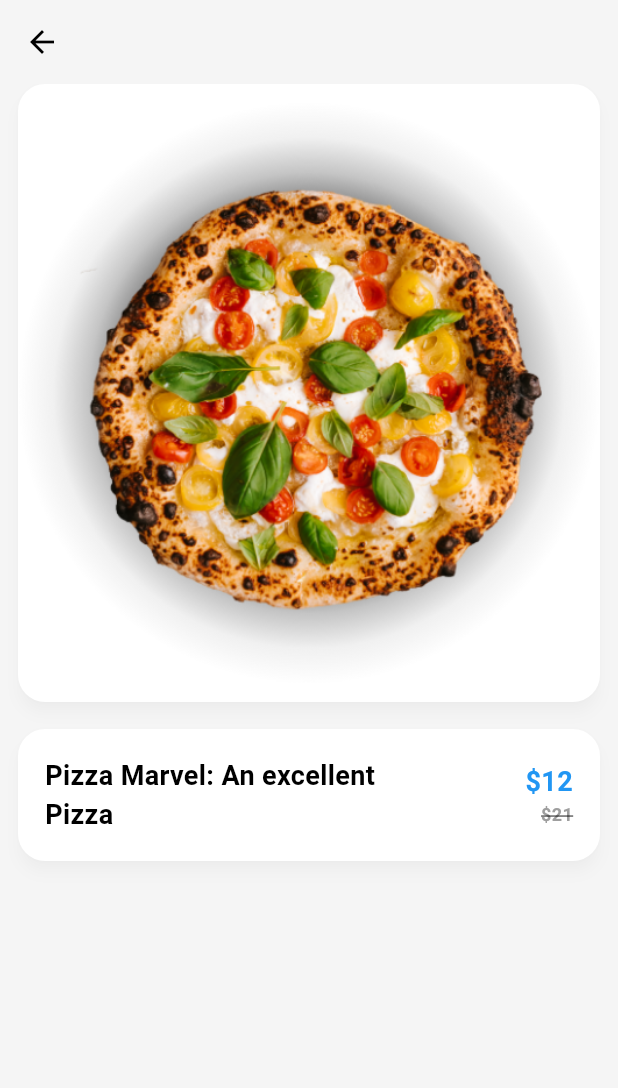
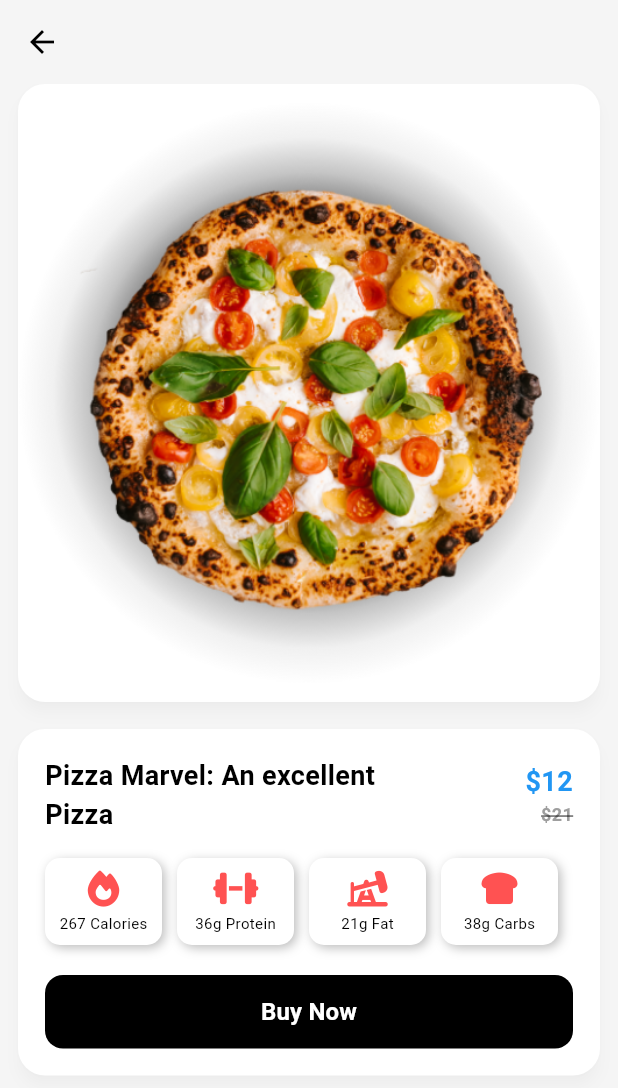
Before and after one commit to SubhanAli94/Pizza-App, a Flutter app: the DetailsScreen screen opened directly, on a phone screen of 412 x 824 dp. Shown: the top 1088 px of the screen. Run offline on Flutter 3.47's test engine with Material 3 defaults, Android fonts, the phone set to English and light mode, and no system bars; our stand-ins replace bloc, cloud_firestore, equatable, firebase_auth, firebase_core, flutter_bloc and 2 more; accounts and stored records are empty.

Commit message:
Details Screen UI implementation is complete.

```diff
--- a/lib/screens/home/views/details_screen.dart
+++ b/lib/screens/home/views/details_screen.dart
@@ -1,4 +1,7 @@
+import 'package:flutter/cupertino.dart';
 import 'package:flutter/material.dart';
+import 'package:font_awesome_flutter/font_awesome_flutter.dart';
+import 'package:pizza_app/components/macro.dart';
 
 class DetailsScreen extends StatelessWidget {
   const DetailsScreen({super.key});
@@ -10,7 +13,8 @@ class DetailsScreen extends StatelessWidget {
       appBar: AppBar(
         backgroundColor: Theme.of(context).colorScheme.background,
       ),
-      body: Padding(
+      body: Expanded(
+        child: Padding(
           padding: const EdgeInsets.symmetric(horizontal: 12.0),
           child: Column(
             children: [
@@ -38,14 +42,17 @@ class DetailsScreen extends StatelessWidget {
                 child: Padding(
                   padding: const EdgeInsets.symmetric(
                       horizontal: 18.0, vertical: 18.0),
-                child: Row(
+                  child: Column(
+                    children: [
+                      Row(
                         mainAxisAlignment: MainAxisAlignment.spaceBetween,
                         children: [
                           Expanded(
                             flex: 2,
                             child: Text('Pizza Marvel: An excellent Pizza',
                                 style: TextStyle(
-                              fontSize: 18.0, fontWeight: FontWeight.bold)),
+                                    fontSize: 18.0,
+                                    fontWeight: FontWeight.bold)),
                           ),
                           Expanded(
                             child: Column(
@@ -72,11 +79,76 @@ class DetailsScreen extends StatelessWidget {
                           ),
                         ],
                       ),
+                      SizedBox(
+                        height: 16,
+                      ),
+                      Row(
+                        mainAxisAlignment: MainAxisAlignment.center,
+                        children: [
+                          MyMacroWidget(
+                              title: 'Calories',
+                              value: 267,
+                              icon: FontAwesomeIcons.fire),
+                          SizedBox(
+                            width: 10,
+                          ),
+                          MyMacroWidget(
+                              title: 'Protein',
+                              value: 36,
+                              icon: FontAwesomeIcons.dumbbell),
+                          SizedBox(
+                            width: 10,
+                          ),
+                          MyMacroWidget(
+                              title: 'Fat',
+                              value: 21,
+                              icon: FontAwesomeIcons.oilWell),
+                          SizedBox(
+                            width: 10,
+                          ),
+                          MyMacroWidget(
+                              title: 'Carbs',
+                              value: 38,
+                              icon: FontAwesomeIcons.breadSlice),
+                          SizedBox(
+                            width: 10,
+                          ),
+                        ],
+                      ),
+                      SizedBox(
+                        height: 20,
+                      ),
+                      SizedBox(
+                        width: MediaQuery.of(context).size.width,
+                        child: TextButton(
+                            onPressed: () {},
+                            style: TextButton.styleFrom(
+                                elevation: 3.0,
+                                backgroundColor: Colors.black,
+                                foregroundColor: Colors.white,
+                                shape: RoundedRectangleBorder(
+                                    borderRadius: BorderRadius.circular(12))),
+                            child: const Padding(
+                              padding: EdgeInsets.symmetric(
+                                  horizontal: 25, vertical: 5),
+                              child: Text(
+                                'Buy Now',
+                                textAlign: TextAlign.center,
+                                style: TextStyle(
+                                    color: Colors.white,
+                                    fontSize: 16,
+                                    fontWeight: FontWeight.w600),
+                              ),
+                            )),
+                      ),
+                    ],
+                  ),
                 ),
               ),
             ],
           ),
         ),
+      ),
     );
   }
 }
```
Lines whose indentation alone changed are shown as unchanged.
